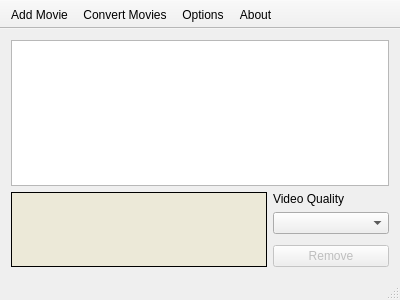
This is mainwindow.ui in xandroalmeida/YAVC as Qt 5 draws it before an edit. The edited form follows.
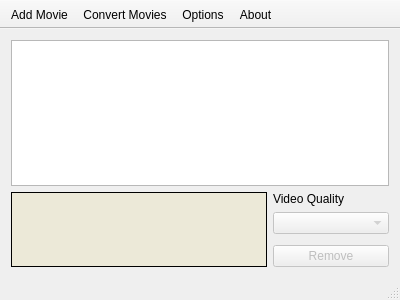
This is the edited form. Icons and pictures are not drawn.

```diff
--- a/mainwindow.ui
+++ b/mainwindow.ui
@@ -107,7 +107,11 @@
            </widget>
           </item>
           <item>
-           <widget class="QComboBox" name="cbQuality"/>
+           <widget class="QComboBox" name="cbQuality">
+            <property name="enabled">
+             <bool>false</bool>
+            </property>
+           </widget>
           </item>
           <item>
            <spacer name="verticalSpacer">
```
